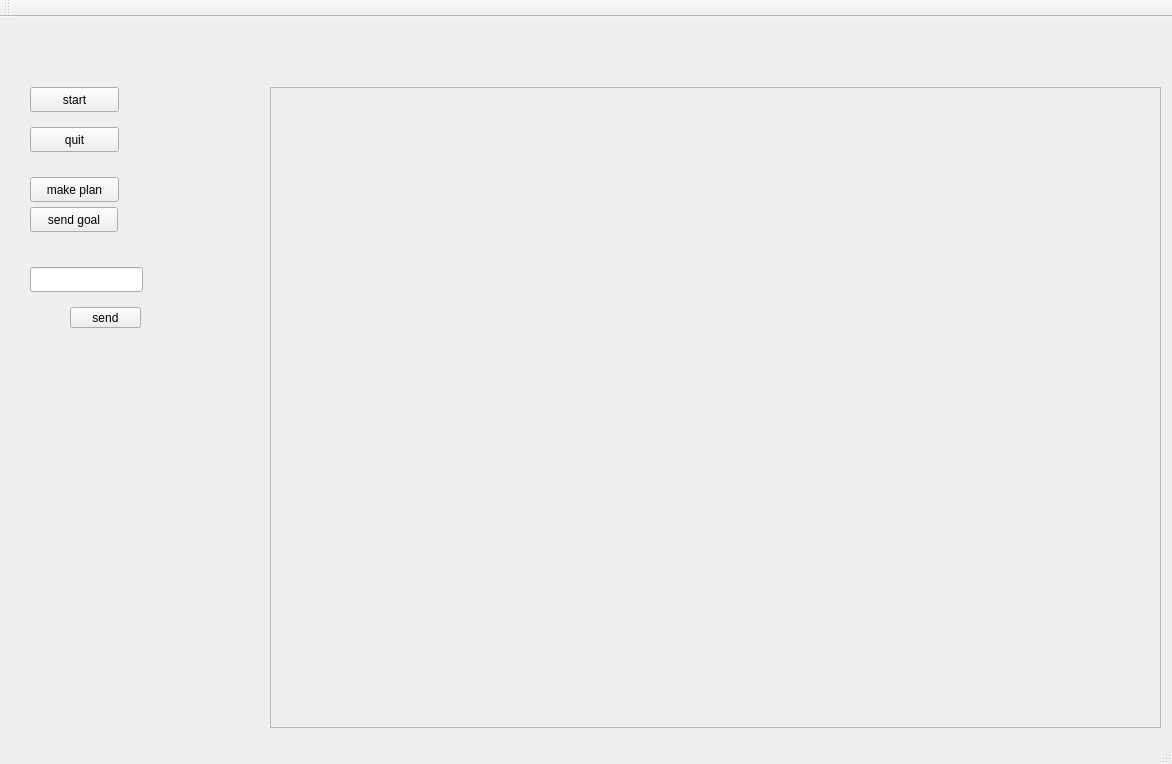
Before: the Qt Designer form global_planner_qt/ui/main_window.ui in PatrickTscheng/p3dx, drawn with Qt 5.
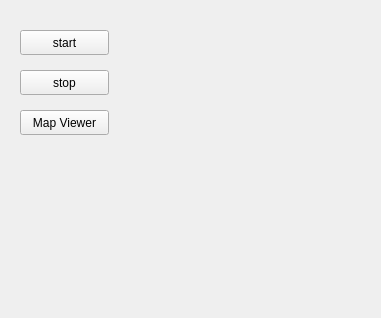
After: the same form once the commit is applied. Icons and pictures are not drawn.

Patch:
```diff
--- a/global_planner_qt/ui/main_window.ui
+++ b/global_planner_qt/ui/main_window.ui
@@ -6,79 +6,19 @@
    <rect>
     <x>0</x>
     <y>0</y>
-    <width>1172</width>
-    <height>764</height>
+    <width>381</width>
+    <height>318</height>
    </rect>
   </property>
   <property name="windowTitle">
    <string>P3DX Navigation</string>
   </property>
   <widget class="QWidget" name="widget">
-   <widget class="QScrollArea" name="scrollArea">
-    <property name="geometry">
-     <rect>
-      <x>270</x>
-      <y>70</y>
-      <width>891</width>
-      <height>641</height>
-     </rect>
-    </property>
-    <property name="sizePolicy">
-     <sizepolicy hsizetype="Ignored" vsizetype="Ignored">
-      <horstretch>0</horstretch>
-      <verstretch>0</verstretch>
-     </sizepolicy>
-    </property>
-    <property name="verticalScrollBarPolicy">
-     <enum>Qt::ScrollBarAsNeeded</enum>
-    </property>
-    <property name="widgetResizable">
-     <bool>true</bool>
-    </property>
-    <widget class="QWidget" name="scrollAreaWidgetContents">
-     <property name="geometry">
-      <rect>
-       <x>0</x>
-       <y>0</y>
-       <width>889</width>
-       <height>639</height>
-      </rect>
-     </property>
-     <property name="sizePolicy">
-      <sizepolicy hsizetype="Ignored" vsizetype="Ignored">
-       <horstretch>0</horstretch>
-       <verstretch>0</verstretch>
-      </sizepolicy>
-     </property>
-     <widget class="QLabel" name="label">
-      <property name="geometry">
-       <rect>
-        <x>0</x>
-        <y>0</y>
-        <width>891</width>
-        <height>641</height>
-       </rect>
-      </property>
-      <property name="sizePolicy">
-       <sizepolicy hsizetype="Ignored" vsizetype="Ignored">
-        <horstretch>0</horstretch>
-        <verstretch>0</verstretch>
-       </sizepolicy>
-      </property>
-      <property name="text">
-       <string/>
-      </property>
-      <property name="scaledContents">
-       <bool>true</bool>
-      </property>
-     </widget>
-    </widget>
-   </widget>
    <widget class="QPushButton" name="start">
     <property name="geometry">
      <rect>
-      <x>30</x>
-      <y>70</y>
+      <x>20</x>
+      <y>30</y>
       <width>89</width>
       <height>25</height>
      </rect>
@@ -90,63 +30,27 @@
    <widget class="QPushButton" name="quit">
     <property name="geometry">
      <rect>
-      <x>30</x>
+      <x>20</x>
+      <y>70</y>
+      <width>89</width>
+      <height>25</height>
+     </rect>
+    </property>
+    <property name="text">
+     <string>stop</string>
+    </property>
+   </widget>
+   <widget class="QPushButton" name="map_viewer">
+    <property name="geometry">
+     <rect>
+      <x>20</x>
       <y>110</y>
       <width>89</width>
       <height>25</height>
      </rect>
     </property>
     <property name="text">
-     <string>quit</string>
-    </property>
-   </widget>
-   <widget class="QPushButton" name="send_goal">
-    <property name="geometry">
-     <rect>
-      <x>30</x>
-      <y>190</y>
-      <width>88</width>
-      <height>25</height>
-     </rect>
-    </property>
-    <property name="text">
-     <string>send goal</string>
-    </property>
-   </widget>
-   <widget class="QLineEdit" name="goal">
-    <property name="geometry">
-     <rect>
-      <x>30</x>
-      <y>250</y>
-      <width>113</width>
-      <height>25</height>
-     </rect>
-    </property>
-   </widget>
-   <widget class="QPushButton" name="send">
-    <property name="geometry">
-     <rect>
-      <x>70</x>
-      <y>290</y>
-      <width>71</width>
-      <height>21</height>
-     </rect>
-    </property>
-    <property name="text">
-     <string>send</string>
-    </property>
-   </widget>
-   <widget class="QPushButton" name="make_plan">
-    <property name="geometry">
-     <rect>
-      <x>30</x>
-      <y>160</y>
-      <width>89</width>
-      <height>25</height>
-     </rect>
-    </property>
-    <property name="text">
-     <string>make plan</string>
+     <string>Map Viewer</string>
     </property>
    </widget>
   </widget>
@@ -160,15 +64,20 @@
     </rect>
    </property>
   </widget>
-  <widget class="QToolBar" name="mainToolBar">
-   <attribute name="toolBarArea">
-    <enum>TopToolBarArea</enum>
-   </attribute>
-   <attribute name="toolBarBreak">
-    <bool>false</bool>
-   </attribute>
-  </widget>
-  <widget class="QStatusBar" name="statusBar"/>
+  <action name="open_simulation_action">
+   <property name="icon">
+    <iconset resource="../../../../Documents/ROS_turtlebot3/global_planner_qt/resources/images.qrc">
+     <normaloff>:/images/open_file_icon.png</normaloff>:/images/open_file_icon.png</iconset>
+   </property>
+   <property name="text">
+    <string>open simulation</string>
+   </property>
+  </action>
+  <action name="quit_simulation_action">
+   <property name="text">
+    <string>quit simulation</string>
+   </property>
+  </action>
  </widget>
  <layoutdefault spacing="6" margin="11"/>
  <resources/>
```
Left out of the diff: 15 changed lines with no effect on the pictures.
